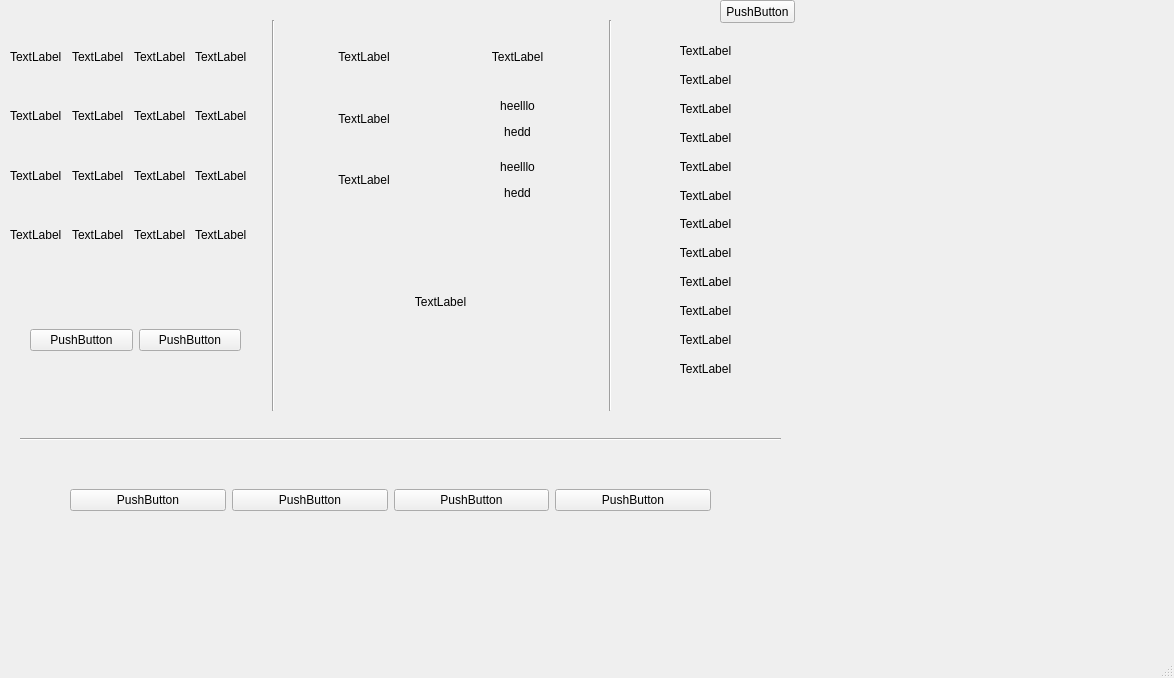
Above: cops.ui from prathyushpoduval/kryptochase before the change. Below: the same form after it.
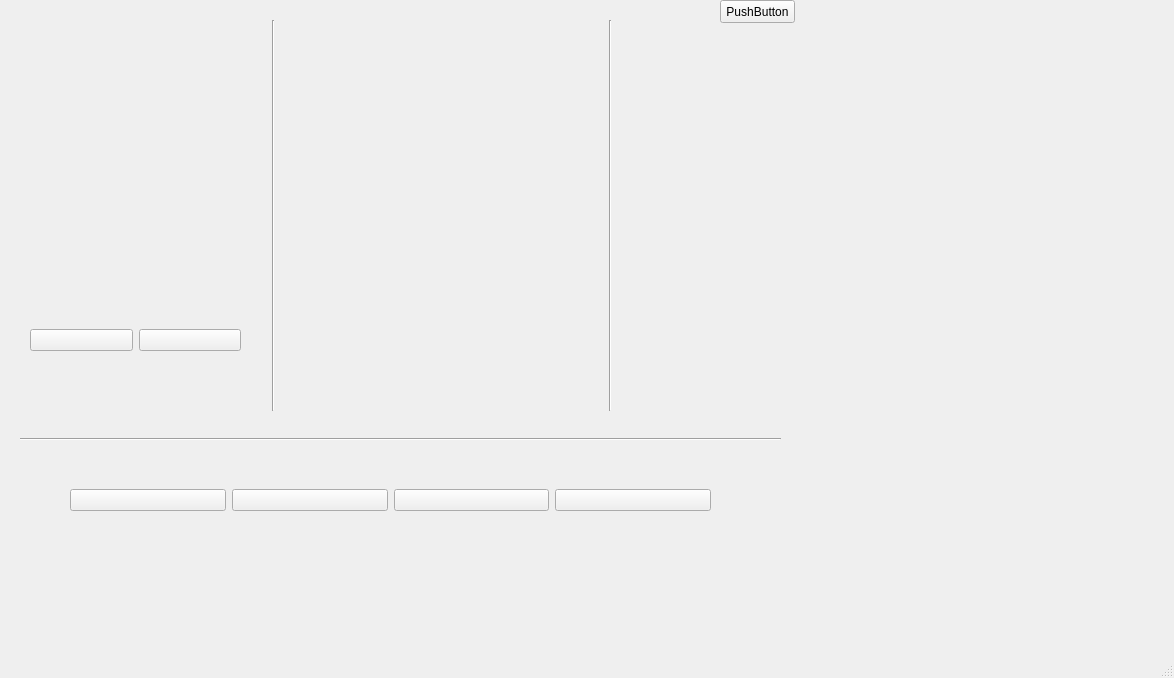
That is the form after the change.

```diff
--- a/cops.ui
+++ b/cops.ui
@@ -66,112 +66,112 @@
      <item row="6" column="0">
       <widget class="QLabel" name="info41">
        <property name="text">
-        <string>TextLabel</string>
+        <string/>
        </property>
       </widget>
      </item>
      <item row="2" column="0">
       <widget class="QLabel" name="info21">
        <property name="text">
-        <string>TextLabel</string>
+        <string/>
        </property>
       </widget>
      </item>
      <item row="6" column="3">
       <widget class="QLabel" name="info44">
        <property name="text">
-        <string>TextLabel</string>
-       </property>
-      </widget>
-     </item>
-     <item row="2" column="3">
-      <widget class="QLabel" name="info24">
-       <property name="text">
-        <string>TextLabel</string>
+        <string/>
        </property>
       </widget>
      </item>
      <item row="1" column="3">
       <widget class="QLabel" name="info14">
        <property name="text">
-        <string>TextLabel</string>
+        <string/>
        </property>
       </widget>
      </item>
      <item row="1" column="2">
       <widget class="QLabel" name="info13">
        <property name="text">
-        <string>TextLabel</string>
+        <string/>
        </property>
       </widget>
      </item>
      <item row="6" column="1">
       <widget class="QLabel" name="info42">
        <property name="text">
-        <string>TextLabel</string>
+        <string/>
        </property>
       </widget>
      </item>
      <item row="2" column="2">
       <widget class="QLabel" name="info23">
        <property name="text">
-        <string>TextLabel</string>
+        <string/>
        </property>
       </widget>
      </item>
      <item row="6" column="2">
       <widget class="QLabel" name="info43">
        <property name="text">
-        <string>TextLabel</string>
+        <string/>
        </property>
       </widget>
      </item>
      <item row="2" column="1">
       <widget class="QLabel" name="info22">
        <property name="text">
-        <string>TextLabel</string>
+        <string/>
        </property>
       </widget>
      </item>
      <item row="1" column="1">
       <widget class="QLabel" name="info12">
        <property name="text">
-        <string>TextLabel</string>
+        <string/>
        </property>
       </widget>
      </item>
      <item row="1" column="0">
       <widget class="QLabel" name="info11">
        <property name="text">
-        <string>TextLabel</string>
+        <string/>
        </property>
       </widget>
      </item>
      <item row="5" column="0">
       <widget class="QLabel" name="info31">
        <property name="text">
-        <string>TextLabel</string>
+        <string/>
        </property>
       </widget>
      </item>
      <item row="5" column="1">
       <widget class="QLabel" name="info32">
        <property name="text">
-        <string>TextLabel</string>
+        <string/>
        </property>
       </widget>
      </item>
      <item row="5" column="2">
       <widget class="QLabel" name="info33">
        <property name="text">
-        <string>TextLabel</string>
+        <string/>
        </property>
       </widget>
      </item>
      <item row="5" column="3">
       <widget class="QLabel" name="info34">
        <property name="text">
-        <string>TextLabel</string>
+        <string/>
+       </property>
+      </widget>
+     </item>
+     <item row="2" column="3">
+      <widget class="QLabel" name="info24">
+       <property name="text">
+        <string/>
        </property>
       </widget>
      </item>
@@ -190,14 +190,14 @@
      <item>
       <widget class="QPushButton" name="pwp1">
        <property name="text">
-        <string>PushButton</string>
+        <string/>
        </property>
       </widget>
      </item>
      <item>
       <widget class="QPushButton" name="pwp2">
        <property name="text">
-        <string>PushButton</string>
+        <string/>
        </property>
       </widget>
      </item>
@@ -209,91 +209,91 @@
       <x>630</x>
       <y>40</y>
       <width>151</width>
-      <height>341</height>
+      <height>380</height>
      </rect>
     </property>
     <layout class="QVBoxLayout" name="verticalLayout">
      <item>
       <widget class="QLabel" name="mvs1">
        <property name="text">
-        <string>&lt;html&gt;&lt;head/&gt;&lt;body&gt;&lt;p align=&quot;center&quot;&gt;TextLabel&lt;/p&gt;&lt;/body&gt;&lt;/html&gt;</string>
+        <string>&lt;html&gt;&lt;head/&gt;&lt;body&gt;&lt;p align=&quot;center&quot;&gt;&lt;br/&gt;&lt;/p&gt;&lt;/body&gt;&lt;/html&gt;</string>
        </property>
       </widget>
      </item>
      <item>
       <widget class="QLabel" name="mvs2">
        <property name="text">
-        <string>&lt;html&gt;&lt;head/&gt;&lt;body&gt;&lt;p align=&quot;center&quot;&gt;TextLabel&lt;/p&gt;&lt;/body&gt;&lt;/html&gt;</string>
+        <string>&lt;html&gt;&lt;head/&gt;&lt;body&gt;&lt;p align=&quot;center&quot;&gt;&lt;br/&gt;&lt;/p&gt;&lt;/body&gt;&lt;/html&gt;</string>
        </property>
       </widget>
      </item>
      <item>
       <widget class="QLabel" name="mvs3">
        <property name="text">
-        <string>&lt;html&gt;&lt;head/&gt;&lt;body&gt;&lt;p align=&quot;center&quot;&gt;TextLabel&lt;/p&gt;&lt;/body&gt;&lt;/html&gt;</string>
+        <string>&lt;html&gt;&lt;head/&gt;&lt;body&gt;&lt;p align=&quot;center&quot;&gt;&lt;br/&gt;&lt;/p&gt;&lt;/body&gt;&lt;/html&gt;</string>
        </property>
       </widget>
      </item>
      <item>
       <widget class="QLabel" name="mvs4">
        <property name="text">
-        <string>&lt;html&gt;&lt;head/&gt;&lt;body&gt;&lt;p align=&quot;center&quot;&gt;TextLabel&lt;/p&gt;&lt;/body&gt;&lt;/html&gt;</string>
+        <string>&lt;html&gt;&lt;head/&gt;&lt;body&gt;&lt;p align=&quot;center&quot;&gt;&lt;br/&gt;&lt;/p&gt;&lt;/body&gt;&lt;/html&gt;</string>
        </property>
       </widget>
      </item>
      <item>
       <widget class="QLabel" name="mvs5">
        <property name="text">
-        <string>&lt;html&gt;&lt;head/&gt;&lt;body&gt;&lt;p align=&quot;center&quot;&gt;TextLabel&lt;/p&gt;&lt;/body&gt;&lt;/html&gt;</string>
+        <string>&lt;html&gt;&lt;head/&gt;&lt;body&gt;&lt;p align=&quot;center&quot;&gt;&lt;br/&gt;&lt;/p&gt;&lt;/body&gt;&lt;/html&gt;</string>
        </property>
       </widget>
      </item>
      <item>
       <widget class="QLabel" name="mvs6">
        <property name="text">
-        <string>&lt;html&gt;&lt;head/&gt;&lt;body&gt;&lt;p align=&quot;center&quot;&gt;TextLabel&lt;/p&gt;&lt;/body&gt;&lt;/html&gt;</string>
+        <string>&lt;html&gt;&lt;head/&gt;&lt;body&gt;&lt;p align=&quot;center&quot;&gt;&lt;br/&gt;&lt;/p&gt;&lt;/body&gt;&lt;/html&gt;</string>
        </property>
       </widget>
      </item>
      <item>
       <widget class="QLabel" name="mvs7">
        <property name="text">
-        <string>&lt;html&gt;&lt;head/&gt;&lt;body&gt;&lt;p align=&quot;center&quot;&gt;TextLabel&lt;/p&gt;&lt;/body&gt;&lt;/html&gt;</string>
+        <string>&lt;html&gt;&lt;head/&gt;&lt;body&gt;&lt;p align=&quot;center&quot;&gt;&lt;br/&gt;&lt;/p&gt;&lt;/body&gt;&lt;/html&gt;</string>
        </property>
       </widget>
      </item>
      <item>
       <widget class="QLabel" name="mvs8">
        <property name="text">
-        <string>&lt;html&gt;&lt;head/&gt;&lt;body&gt;&lt;p align=&quot;center&quot;&gt;TextLabel&lt;/p&gt;&lt;/body&gt;&lt;/html&gt;</string>
+        <string>&lt;html&gt;&lt;head/&gt;&lt;body&gt;&lt;p align=&quot;center&quot;&gt;&lt;br/&gt;&lt;/p&gt;&lt;/body&gt;&lt;/html&gt;</string>
        </property>
       </widget>
      </item>
      <item>
       <widget class="QLabel" name="mvs9">
        <property name="text">
-        <string>&lt;html&gt;&lt;head/&gt;&lt;body&gt;&lt;p align=&quot;center&quot;&gt;TextLabel&lt;/p&gt;&lt;/body&gt;&lt;/html&gt;</string>
+        <string>&lt;html&gt;&lt;head/&gt;&lt;body&gt;&lt;p align=&quot;center&quot;&gt;&lt;br/&gt;&lt;/p&gt;&lt;/body&gt;&lt;/html&gt;</string>
        </property>
       </widget>
      </item>
      <item>
       <widget class="QLabel" name="mvs10">
        <property name="text">
-        <string>&lt;html&gt;&lt;head/&gt;&lt;body&gt;&lt;p align=&quot;center&quot;&gt;TextLabel&lt;/p&gt;&lt;/body&gt;&lt;/html&gt;</string>
+        <string>&lt;html&gt;&lt;head/&gt;&lt;body&gt;&lt;p align=&quot;center&quot;&gt;&lt;br/&gt;&lt;/p&gt;&lt;/body&gt;&lt;/html&gt;</string>
        </property>
       </widget>
      </item>
      <item>
       <widget class="QLabel" name="mvs11">
        <property name="text">
-        <string>&lt;html&gt;&lt;head/&gt;&lt;body&gt;&lt;p align=&quot;center&quot;&gt;TextLabel&lt;/p&gt;&lt;/body&gt;&lt;/html&gt;</string>
+        <string>&lt;html&gt;&lt;head/&gt;&lt;body&gt;&lt;p align=&quot;center&quot;&gt;&lt;br/&gt;&lt;/p&gt;&lt;/body&gt;&lt;/html&gt;</string>
        </property>
       </widget>
      </item>
      <item>
       <widget class="QLabel" name="mvs12">
        <property name="text">
-        <string>&lt;html&gt;&lt;head/&gt;&lt;body&gt;&lt;p align=&quot;center&quot;&gt;TextLabel&lt;/p&gt;&lt;/body&gt;&lt;/html&gt;</string>
+        <string>&lt;html&gt;&lt;head/&gt;&lt;body&gt;&lt;p align=&quot;center&quot;&gt;&lt;br/&gt;&lt;/p&gt;&lt;/body&gt;&lt;/html&gt;</string>
        </property>
       </widget>
      </item>
@@ -312,28 +312,28 @@
      <item>
       <widget class="QPushButton" name="cyc1">
        <property name="text">
-        <string>PushButton</string>
+        <string/>
        </property>
       </widget>
      </item>
      <item>
       <widget class="QPushButton" name="cyc2">
        <property name="text">
-        <string>PushButton</string>
+        <string/>
        </property>
       </widget>
      </item>
      <item>
       <widget class="QPushButton" name="rev1">
        <property name="text">
-        <string>PushButton</string>
+        <string/>
        </property>
       </widget>
      </item>
      <item>
       <widget class="QPushButton" name="rev2">
        <property name="text">
-        <string>PushButton</string>
+        <string/>
        </property>
       </widget>
      </item>
@@ -354,42 +354,42 @@
        <item row="3" column="1">
         <widget class="QLabel" name="Cop6Display">
          <property name="text">
-          <string>&lt;html&gt;&lt;head/&gt;&lt;body&gt;&lt;p align=&quot;center&quot;&gt;heelllo&lt;/p&gt;&lt;p align=&quot;center&quot;&gt;hedd&lt;/p&gt;&lt;/body&gt;&lt;/html&gt;</string>
+          <string>&lt;html&gt;&lt;head/&gt;&lt;body&gt;&lt;p align=&quot;center&quot;&gt;&lt;br/&gt;&lt;/p&gt;&lt;/body&gt;&lt;/html&gt;</string>
          </property>
         </widget>
        </item>
        <item row="1" column="1">
         <widget class="QLabel" name="Cop2Display">
          <property name="text">
-          <string>&lt;html&gt;&lt;head/&gt;&lt;body&gt;&lt;p align=&quot;center&quot;&gt;TextLabel&lt;/p&gt;&lt;/body&gt;&lt;/html&gt;</string>
+          <string>&lt;html&gt;&lt;head/&gt;&lt;body&gt;&lt;p align=&quot;center&quot;&gt;&lt;br/&gt;&lt;/p&gt;&lt;/body&gt;&lt;/html&gt;</string>
          </property>
         </widget>
        </item>
        <item row="2" column="1">
         <widget class="QLabel" name="Cop4Display">
          <property name="text">
-          <string>&lt;html&gt;&lt;head/&gt;&lt;body&gt;&lt;p align=&quot;center&quot;&gt;heelllo&lt;/p&gt;&lt;p align=&quot;center&quot;&gt;hedd&lt;/p&gt;&lt;/body&gt;&lt;/html&gt;</string>
+          <string>&lt;html&gt;&lt;head/&gt;&lt;body&gt;&lt;p align=&quot;center&quot;&gt;&lt;br/&gt;&lt;/p&gt;&lt;/body&gt;&lt;/html&gt;</string>
          </property>
         </widget>
        </item>
        <item row="1" column="0">
         <widget class="QLabel" name="cop1Display">
          <property name="text">
-          <string>&lt;html&gt;&lt;head/&gt;&lt;body&gt;&lt;p align=&quot;center&quot;&gt;TextLabel&lt;/p&gt;&lt;/body&gt;&lt;/html&gt;</string>
+          <string>&lt;html&gt;&lt;head/&gt;&lt;body&gt;&lt;p align=&quot;center&quot;&gt;&lt;br/&gt;&lt;/p&gt;&lt;/body&gt;&lt;/html&gt;</string>
          </property>
         </widget>
        </item>
        <item row="2" column="0">
         <widget class="QLabel" name="Cop3Display">
          <property name="text">
-          <string>&lt;html&gt;&lt;head/&gt;&lt;body&gt;&lt;p align=&quot;center&quot;&gt;TextLabel&lt;/p&gt;&lt;/body&gt;&lt;/html&gt;</string>
+          <string>&lt;html&gt;&lt;head/&gt;&lt;body&gt;&lt;p align=&quot;center&quot;&gt;&lt;br/&gt;&lt;/p&gt;&lt;/body&gt;&lt;/html&gt;</string>
          </property>
         </widget>
        </item>
        <item row="3" column="0">
         <widget class="QLabel" name="Cop5Display">
          <property name="text">
-          <string>&lt;html&gt;&lt;head/&gt;&lt;body&gt;&lt;p align=&quot;center&quot;&gt;TextLabel&lt;/p&gt;&lt;/body&gt;&lt;/html&gt;</string>
+          <string>&lt;html&gt;&lt;head/&gt;&lt;body&gt;&lt;p align=&quot;center&quot;&gt;&lt;br/&gt;&lt;/p&gt;&lt;/body&gt;&lt;/html&gt;</string>
          </property>
         </widget>
        </item>
@@ -398,7 +398,7 @@
      <item>
       <widget class="QLabel" name="xDisplay">
        <property name="text">
-        <string>&lt;html&gt;&lt;head/&gt;&lt;body&gt;&lt;p align=&quot;center&quot;&gt;TextLabel&lt;/p&gt;&lt;/body&gt;&lt;/html&gt;</string>
+        <string>&lt;html&gt;&lt;head/&gt;&lt;body&gt;&lt;p align=&quot;center&quot;&gt;&lt;br/&gt;&lt;/p&gt;&lt;/body&gt;&lt;/html&gt;</string>
        </property>
       </widget>
      </item>
```
Left out of the diff: 2 changed lines with no effect on the pictures.
